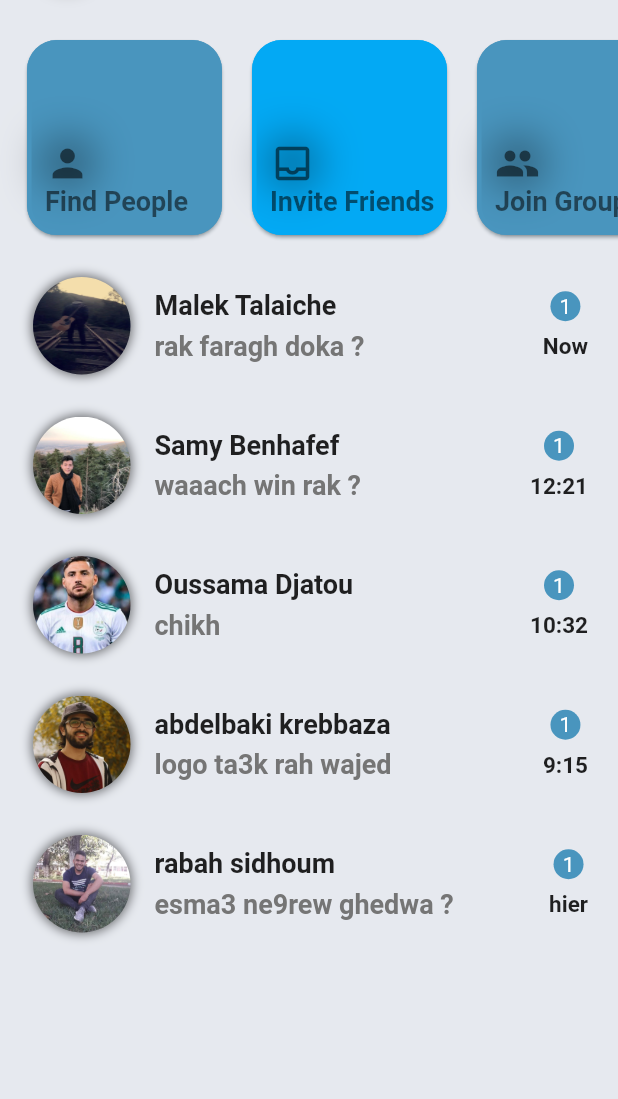
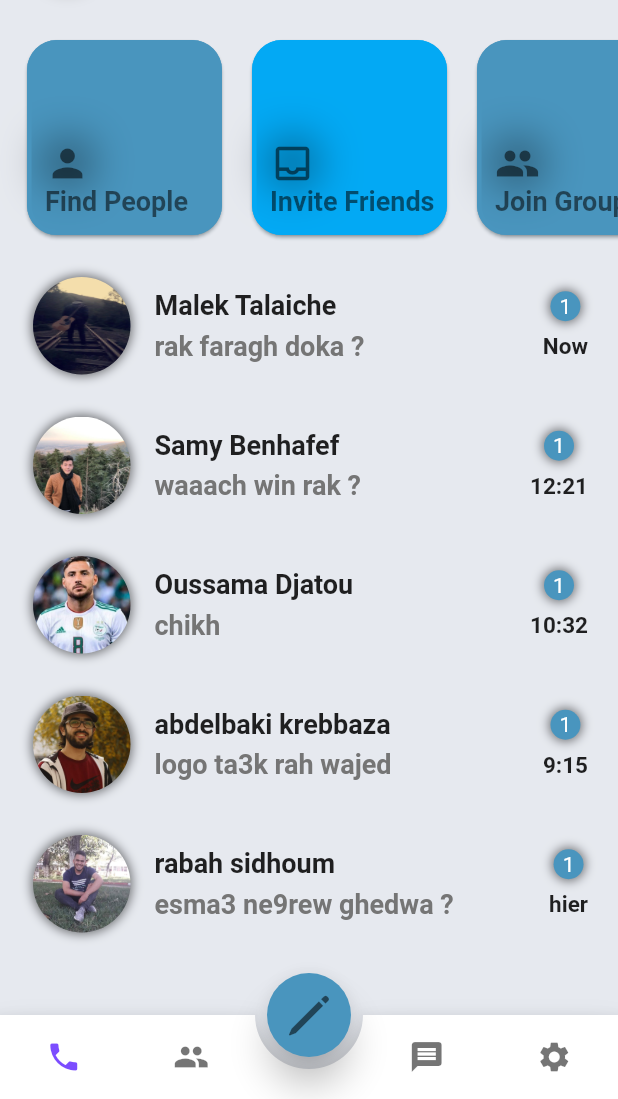
Before and after one commit to abdelghanimeliani/telegram-clone, a Flutter app: the screen it shows after launch, on a phone screen of 412 x 824 dp, the part 137-1236 px from its top. Run offline on Flutter 3.47's test engine with Material 2 defaults, Android fonts, the phone set to English and light mode, and no system bars; drawn by our look-alikes of animated_bottom_navigation_bar.

Commit message:
add the buttom nav bar

```diff
--- a/lib/conversationiterm.dart
+++ b/lib/conversationiterm.dart
@@ -80,7 +80,15 @@ class _ConversationListState extends State<ConversationList> {
                     width: 20,
                     decoration: BoxDecoration(
                       shape: BoxShape.circle,
-                      color: CustomTheme.primaryColor
+                      color: CustomTheme.primaryColor,
+                      boxShadow: [
+                        BoxShadow(
+                            color: Colors.black54 ,
+                            spreadRadius: 1,
+                            blurRadius: 5,
+                            offset: Offset(0, 0)
+                        ),
+                      ],
                     ),
                     child: Center(
                       child: Text(
--- a/lib/main.dart
+++ b/lib/main.dart
@@ -1,3 +1,4 @@
+import 'package:animated_bottom_navigation_bar/animated_bottom_navigation_bar.dart';
 import 'package:flutter/cupertino.dart';
 import 'package:flutter/material.dart';
 import 'package:telegramclone/theme.dart';
@@ -11,7 +12,9 @@ main(){
 
 
 class MyApp extends StatelessWidget {
-   MyApp({Key? key}) : super(key: key);
+
+
+  MyApp({Key? key}) : super(key: key);
   List<ChatUsers> chatUsers = [
     ChatUsers(name :  "Malek Talaiche", messageText: "rak faragh doka ?", imageURL :  "assets/malek.jpg", time: "Now"),
     ChatUsers(name :  "Samy Benhafef", messageText: "waaach win rak ?", imageURL :  "assets/samy.jpg", time: "12:21"),
@@ -21,10 +24,36 @@ class MyApp extends StatelessWidget {
   ];
   @override
   Widget build(BuildContext context) {
+    var iconList=[
+      Icons.phone,
+      Icons.people,
+      Icons.message,
+      Icons.settings,
+    ];
     return MaterialApp(
       debugShowCheckedModeBanner: false,
 
       home: Scaffold(
+        floatingActionButton: FloatingActionButton(
+          onPressed: () {  },
+          backgroundColor: CustomTheme.primaryColor,
+          elevation: 10,
+          child:Icon(
+              IconData(0xf37e , fontFamily: CupertinoIcons.iconFont , fontPackage: CupertinoIcons.iconFontPackage) , color: Colors.black54, size: 40,) ,
+          //params
+        ),
+        floatingActionButtonLocation: FloatingActionButtonLocation.centerDocked,
+        bottomNavigationBar: AnimatedBottomNavigationBar(
+          //ctiveColor: CustomTheme.primaryColor,
+
+          inactiveColor: Colors.black54,
+          icons: iconList,
+          activeIndex: 0,
+          gapLocation: GapLocation.center,
+          notchSmoothness: NotchSmoothness.softEdge,
+          onTap: (index) {},
+          //other params
+        ),
         backgroundColor: CustomTheme.withe,
      body: SingleChildScrollView(
        child: Column(
--- a/pubspec.yaml
+++ b/pubspec.yaml
@@ -27,6 +27,7 @@ environment:
 # the latest version available on pub.dev. To see which dependencies have newer
 # versions available, run `flutter pub outdated`.
 dependencies:
+  animated_bottom_navigation_bar: ^0.3.2
   flutter:
     sdk: flutter
 
```
Also changed, not shown: assets/result.png (added), pubspec.lock.
